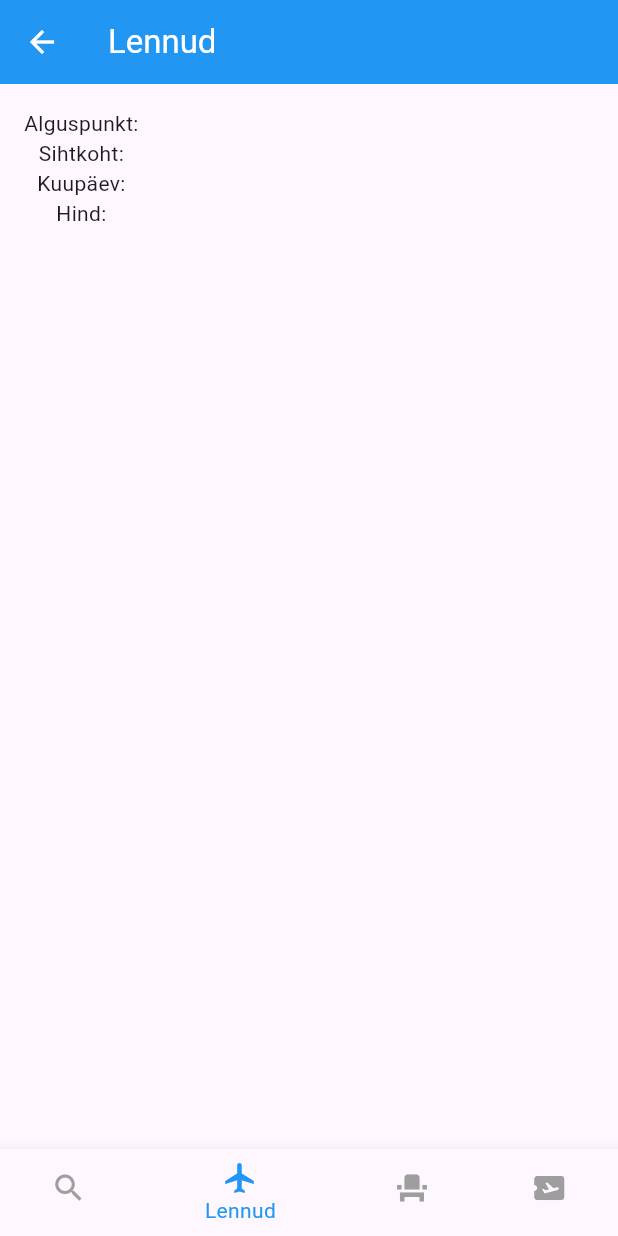
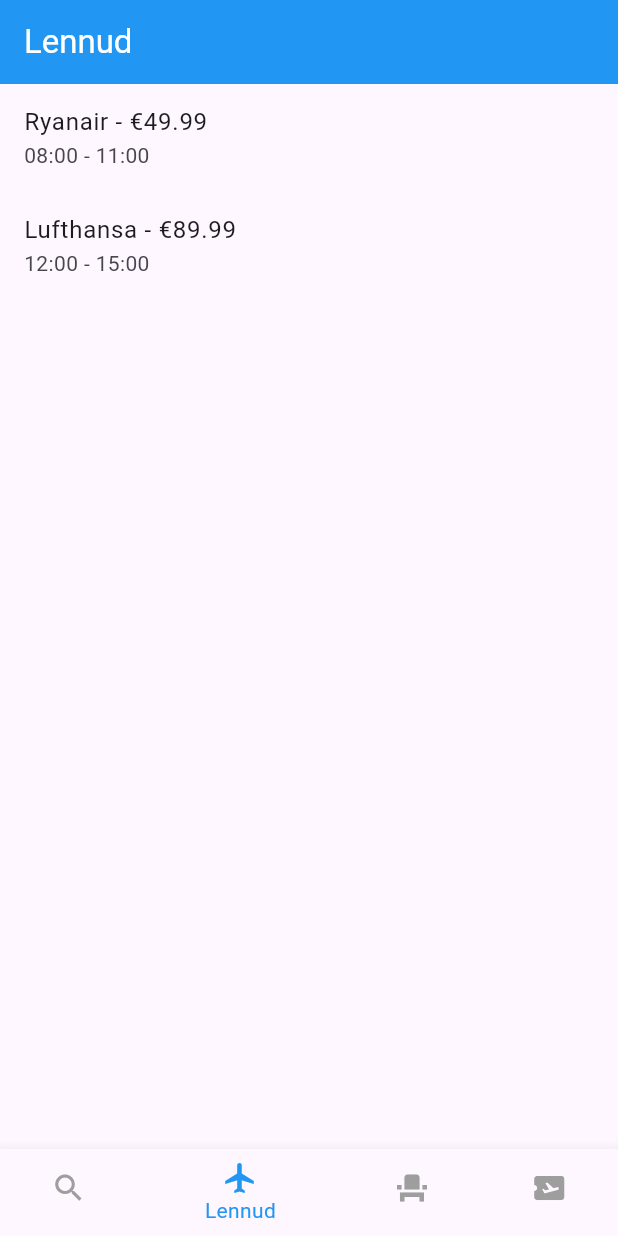
Before and after one commit to jorgenfox/flightplanner, a Flutter app: the screen it shows after launch, after a tap on "Otsi Lende", on a phone screen of 412 x 824 dp. Run offline on Flutter 3.47's test engine with Material 3 defaults, Android fonts, the phone set to English and light mode, and no system bars; our stand-ins replace barcode_widget.

Commit message:
lennudpage lisa

```diff
--- a/lib/pages/lennudpage.dart
+++ b/lib/pages/lennudpage.dart
@@ -1,5 +1,14 @@
 import 'package:flutter/material.dart';
 import 'package:flightplanner/core/bottom_nav_bar.dart';
+
+class Flight {
+  final String airline;
+  final String departureTime;
+  final String arrivalTime;
+  final double price;
+
+  Flight({required this.airline, required this.departureTime, required this.arrivalTime, required this.price});
+}
 
 class LennudPage extends StatelessWidget {
   final ValueNotifier<FlightData?> flightDataNotifier;
@@ -8,31 +17,31 @@
 
   @override
   Widget build(BuildContext context) {
+    final flights = [
+      Flight(airline: "Ryanair", departureTime: "08:00", arrivalTime: "11:00", price: 49.99),
+      Flight(airline: "Lufthansa", departureTime: "12:00", arrivalTime: "15:00", price: 89.99),
+    ];
+
     return Scaffold(
-      appBar: AppBar(
-        leading: IconButton(
-          icon: Icon(Icons.arrow_back),
-          onPressed: () => Navigator.of(context).pop(),
-        ),
-        title: const Text("Lennud"),
-      ),
+      appBar: AppBar(title: const Text("Lennud")),
       body: ValueListenableBuilder<FlightData?>(
         valueListenable: flightDataNotifier,
         builder: (context, data, child) {
           if (data == null) {
             return const Center(child: Text("Pole veel otsingut tehtud."));
           }
-
-          return Padding(
-            padding: const EdgeInsets.all(16.0),
-            child: Column(
-              children: [
-                Text('Alguspunkt: ${data.departure}'),
-                Text('Sihtkoht: ${data.destination}'),
-                Text('Kuupäev: ${data.date}'),
-                Text('Hind: ${data.price}'),
-              ],
-            ),
+          return ListView.builder(
+            itemCount: flights.length,
+            itemBuilder: (context, index) {
+              final flight = flights[index];
+              return ListTile(
+                title: Text("${flight.airline} - €${flight.price}"),
+                subtitle: Text("${flight.departureTime} - ${flight.arrivalTime}"),
+                onTap: () {
+                  // Navigate to seat selection or booking
+                },
+              );
+            },
           );
         },
       ),
```
